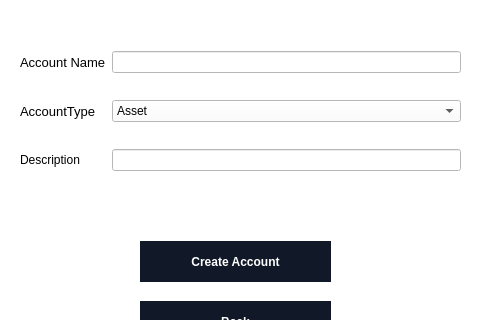
ahmedsilat44/Ledger, file UIs/UserCreateAccount.ui: the form before one commit; both pictures show x 0 to 480 and y 139 to 459 of the 480 by 640 pixel window.
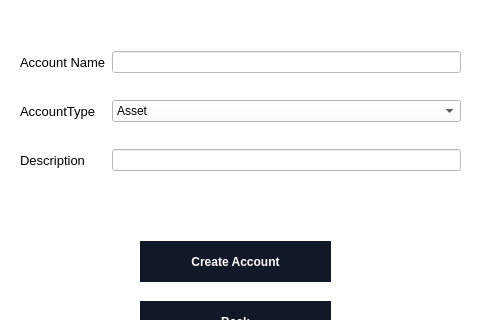
The form after the commit.

```diff
--- a/UIs/UserCreateAccount.ui
+++ b/UIs/UserCreateAccount.ui
@@ -144,6 +144,11 @@
      </item>
      <item row="2" column="0">
       <widget class="QLabel" name="descriptionLabel">
+       <property name="font">
+        <font>
+         <pointsize>10</pointsize>
+        </font>
+       </property>
        <property name="text">
         <string>Description</string>
        </property>
```
